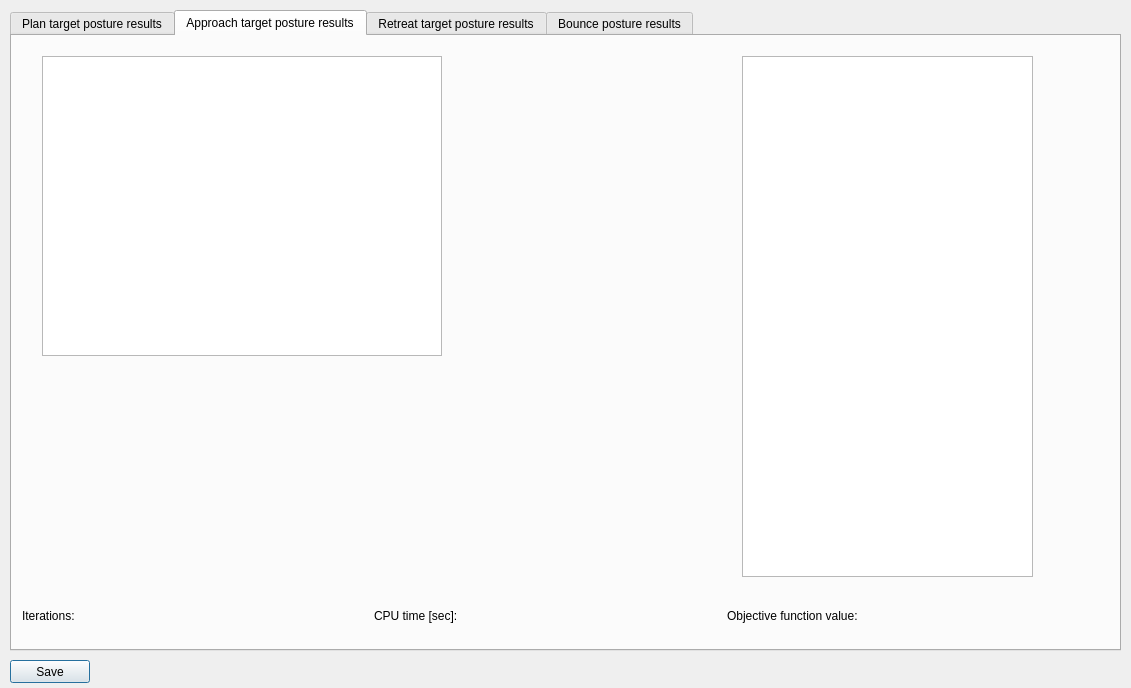
The window that ui/results_warm_start_dialog.ui (zohannn/motion_manager) describes before a commit, drawn with Qt 5.
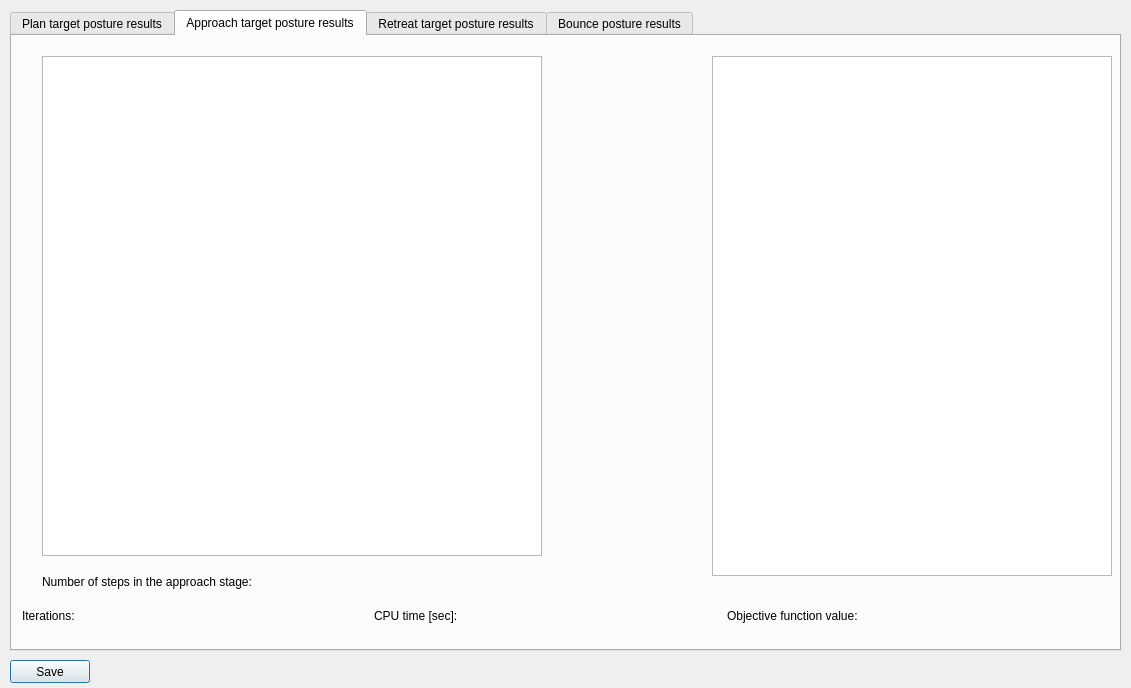
The same window after the commit. The open tabs and pages were chosen to show the change.

Diff of the .ui file:
```diff
--- a/ui/results_warm_start_dialog.ui
+++ b/ui/results_warm_start_dialog.ui
@@ -215,10 +215,10 @@
     <widget class="QTableWidget" name="tableWidget_dual_vars_app">
      <property name="geometry">
       <rect>
-       <x>730</x>
+       <x>700</x>
        <y>20</y>
-       <width>291</width>
-       <height>521</height>
+       <width>400</width>
+       <height>520</height>
       </rect>
      </property>
     </widget>
@@ -227,11 +227,37 @@
       <rect>
        <x>30</x>
        <y>20</y>
-       <width>400</width>
-       <height>300</height>
+       <width>500</width>
+       <height>500</height>
       </rect>
      </property>
     </widget>
+    <widget class="QWidget" name="layoutWidget_4">
+     <property name="geometry">
+      <rect>
+       <x>30</x>
+       <y>530</y>
+       <width>391</width>
+       <height>31</height>
+      </rect>
+     </property>
+     <layout class="QHBoxLayout" name="horizontalLayout_18">
+      <item>
+       <widget class="QLabel" name="label_warm_n_app_steps">
+        <property name="text">
+         <string>Number of steps in the approach stage: </string>
+        </property>
+       </widget>
+      </item>
+      <item>
+       <widget class="QLabel" name="label_warm_n_app_steps_value">
+        <property name="text">
+         <string/>
+        </property>
+       </widget>
+      </item>
+     </layout>
+    </widget>
    </widget>
    <widget class="QWidget" name="tab_retreat">
     <attribute name="title">
```
Left out of the diff: 66 changed lines with no effect on the pictures.
